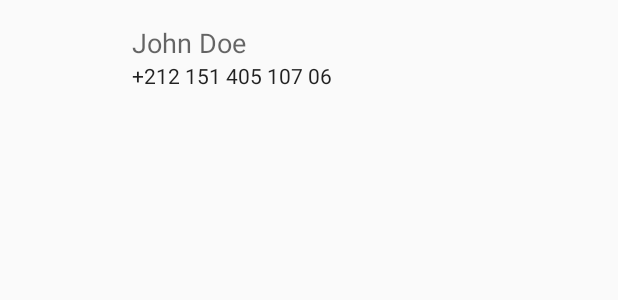
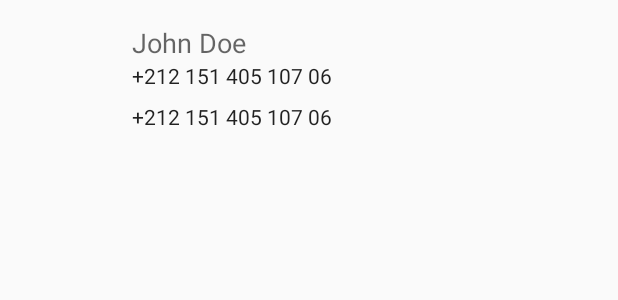
Before and after one commit to UlrichRaab/rx-contacts, an Android app: the layout list_item_contact.xml on its own in the app's theme, with its tools: preview values and no code run, on a phone screen of 412 x 824 dp. Shown: the top 300 px of the screen. Run offline under Robolectric (Android 15) with nearby library versions, the phone set to English and light mode, and no system bars.

Commit message:
updated sample

```diff
--- a/app/src/main/res/layout/list_item_contact.xml
+++ b/app/src/main/res/layout/list_item_contact.xml
@@ -10,19 +10,19 @@
         android:id="@+id/imageView_photo"
         android:layout_width="40dp"
         android:layout_height="40dp"
+        android:layout_marginTop="16dp"
+        android:layout_marginStart="16dp"
+        android:layout_marginEnd="16dp"
         android:layout_gravity="center_vertical"
-        android:layout_marginEnd="16dp"
-        android:layout_marginStart="16dp"
-        android:layout_marginTop="16dp"
         android:contentDescription="@null"/>
 
     <LinearLayout
         android:layout_width="wrap_content"
         android:layout_height="wrap_content"
+        android:layout_marginStart="16dp"
+        android:layout_marginEnd="16dp"
         android:layout_alignWithParentIfMissing="true"
         android:layout_centerVertical="true"
-        android:layout_marginEnd="16dp"
-        android:layout_marginStart="16dp"
         android:layout_toEndOf="@+id/imageView_photo"
         android:layout_toRightOf="@+id/imageView_photo"
         android:orientation="vertical"
@@ -43,6 +43,14 @@
             android:textAppearance="@style/TextAppearance.AppCompat.Body1"
             tools:text="+212 151 405 107 06"/>
 
+        <TextView
+            android:id="@+id/textView_addresses"
+            android:layout_width="match_parent"
+            android:layout_height="wrap_content"
+            android:layout_marginTop="8dp"
+            android:textAppearance="@style/TextAppearance.AppCompat.Body1"
+            tools:text="+212 151 405 107 06"/>
+
     </LinearLayout>
 
 </de.ulrichraab.rxcontacts.app.ContactView>
```
Also changed, not shown: app/src/main/java/de/ulrichraab/rxcontacts/app/ContactView.java (+54 -15 lines).
